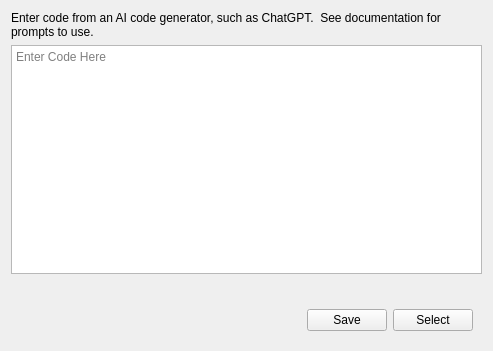
Before: the Qt Designer form howdyCoder/ui/qtUiFiles/funcSelectorCodePage.ui in rmallow/howdyCoder, drawn with Qt 5.
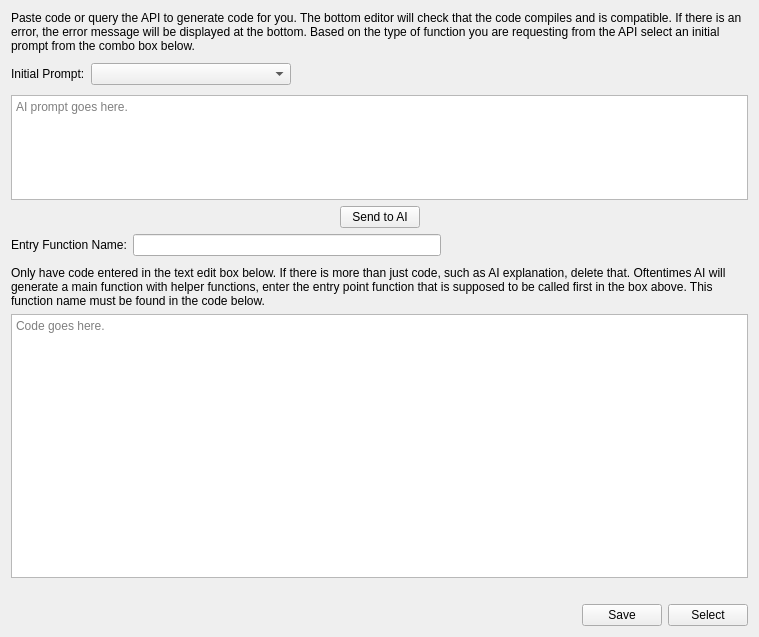
After: the same form once the commit is applied.

Commit message: adding more to the func selector coding page, adding the basis for changing creator type dialog, and commiting more now because i lost a lot of progress from accidentally deleting many files

What changed in the file:
```diff
--- a/howdyCoder/ui/qtUiFiles/funcSelectorCodePage.ui
+++ b/howdyCoder/ui/qtUiFiles/funcSelectorCodePage.ui
@@ -6,8 +6,8 @@
    <rect>
     <x>0</x>
     <y>0</y>
-    <width>493</width>
-    <height>351</height>
+    <width>759</width>
+    <height>637</height>
    </rect>
   </property>
   <property name="windowTitle">
@@ -17,7 +17,179 @@
    <item>
     <widget class="QLabel" name="infoLabel">
      <property name="text">
-      <string>Enter code from an AI code generator, such as ChatGPT.  See documentation for prompts to use.</string>
+      <string>Paste code or query the API to generate code for you. The bottom editor will check that the code compiles and is compatible. If there is an error, the error message will be displayed at the bottom. Based on the type of function you are requesting from the API select an initial prompt from the combo box below.</string>
+     </property>
+     <property name="wordWrap">
+      <bool>true</bool>
+     </property>
+    </widget>
+   </item>
+   <item>
+    <widget class="QWidget" name="widget_4" native="true">
+     <layout class="QHBoxLayout" name="horizontalLayout_4">
+      <property name="leftMargin">
+       <number>0</number>
+      </property>
+      <property name="topMargin">
+       <number>4</number>
+      </property>
+      <property name="rightMargin">
+       <number>0</number>
+      </property>
+      <property name="bottomMargin">
+       <number>4</number>
+      </property>
+      <item>
+       <widget class="QLabel" name="prompt_label">
+        <property name="text">
+         <string>Initial Prompt:</string>
+        </property>
+       </widget>
+      </item>
+      <item>
+       <widget class="QComboBox" name="prompt_combo_box">
+        <property name="sizePolicy">
+         <sizepolicy hsizetype="Preferred" vsizetype="Fixed">
+          <horstretch>0</horstretch>
+          <verstretch>0</verstretch>
+         </sizepolicy>
+        </property>
+        <property name="minimumSize">
+         <size>
+          <width>200</width>
+          <height>0</height>
+         </size>
+        </property>
+       </widget>
+      </item>
+      <item>
+       <spacer name="horizontalSpacer_5">
+        <property name="orientation">
+         <enum>Qt::Horizontal</enum>
+        </property>
+        <property name="sizeHint" stdset="0">
+         <size>
+          <width>437</width>
+          <height>20</height>
+         </size>
+        </property>
+       </spacer>
+      </item>
+     </layout>
+    </widget>
+   </item>
+   <item>
+    <widget class="QPlainTextEdit" name="prompt_text_edit">
+     <property name="sizePolicy">
+      <sizepolicy hsizetype="Expanding" vsizetype="Expanding">
+       <horstretch>0</horstretch>
+       <verstretch>2</verstretch>
+      </sizepolicy>
+     </property>
+     <property name="tabStopDistance">
+      <double>4.000000000000000</double>
+     </property>
+     <property name="placeholderText">
+      <string>AI prompt goes here.</string>
+     </property>
+    </widget>
+   </item>
+   <item>
+    <widget class="QWidget" name="widget_2" native="true">
+     <layout class="QHBoxLayout" name="horizontalLayout_2">
+      <property name="leftMargin">
+       <number>0</number>
+      </property>
+      <property name="topMargin">
+       <number>0</number>
+      </property>
+      <property name="rightMargin">
+       <number>0</number>
+      </property>
+      <property name="bottomMargin">
+       <number>0</number>
+      </property>
+      <item>
+       <spacer name="horizontalSpacer_4">
+        <property name="orientation">
+         <enum>Qt::Horizontal</enum>
+        </property>
+        <property name="sizeHint" stdset="0">
+         <size>
+          <width>40</width>
+          <height>20</height>
+         </size>
+        </property>
+       </spacer>
+      </item>
+      <item>
+       <widget class="QPushButton" name="call_api_button">
+        <property name="text">
+         <string>Send to AI</string>
+        </property>
+       </widget>
+      </item>
+      <item>
+       <spacer name="horizontalSpacer_2">
+        <property name="orientation">
+         <enum>Qt::Horizontal</enum>
+        </property>
+        <property name="sizeHint" stdset="0">
+         <size>
+          <width>304</width>
+          <height>20</height>
+         </size>
+        </property>
+       </spacer>
+      </item>
+     </layout>
+    </widget>
+   </item>
+   <item>
+    <widget class="QWidget" name="widget_3" native="true">
+     <layout class="QHBoxLayout" name="horizontalLayout_3">
+      <property name="leftMargin">
+       <number>0</number>
+      </property>
+      <property name="topMargin">
+       <number>0</number>
+      </property>
+      <property name="rightMargin">
+       <number>0</number>
+      </property>
+      <property name="bottomMargin">
+       <number>4</number>
+      </property>
+      <item>
+       <widget class="QLabel" name="entry_function_label">
+        <property name="text">
+         <string>Entry Function Name:</string>
+        </property>
+       </widget>
+      </item>
+      <item>
+       <widget class="QLineEdit" name="entry_function_edit"/>
+      </item>
+      <item>
+       <spacer name="horizontalSpacer_3">
+        <property name="orientation">
+         <enum>Qt::Horizontal</enum>
+        </property>
+        <property name="sizeHint" stdset="0">
+         <size>
+          <width>291</width>
+          <height>20</height>
+         </size>
+        </property>
+       </spacer>
+      </item>
+     </layout>
+    </widget>
+   </item>
+   <item>
+    <widget class="QLabel" name="label">
+     <property name="text">
+      <string>Only have code entered in the text edit box below. If there is more than just code, such as AI explanation, delete that. Oftentimes AI will generate a main function with helper functions, enter the entry point function that is supposed to be called first in the box above. This function name must be found in the code below.</string>
      </property>
      <property name="wordWrap">
       <bool>true</bool>
@@ -26,6 +198,12 @@
    </item>
    <item>
     <widget class="QPlainTextEdit" name="codeEdit">
+     <property name="sizePolicy">
+      <sizepolicy hsizetype="Expanding" vsizetype="Expanding">
+       <horstretch>0</horstretch>
+       <verstretch>5</verstretch>
+      </sizepolicy>
+     </property>
      <property name="lineWrapMode">
       <enum>QPlainTextEdit::NoWrap</enum>
      </property>
@@ -33,7 +211,7 @@
       <double>4.000000000000000</double>
      </property>
      <property name="placeholderText">
-      <string>Enter Code Here</string>
+      <string>Code goes here.</string>
      </property>
     </widget>
    </item>
@@ -50,6 +228,18 @@
    <item>
     <widget class="QWidget" name="widget" native="true">
      <layout class="QHBoxLayout" name="horizontalLayout">
+      <property name="leftMargin">
+       <number>0</number>
+      </property>
+      <property name="topMargin">
+       <number>0</number>
+      </property>
+      <property name="rightMargin">
+       <number>0</number>
+      </property>
+      <property name="bottomMargin">
+       <number>0</number>
+      </property>
       <item>
        <spacer name="horizontalSpacer">
         <property name="orientation">
```
The commit also changes 5 other files.
